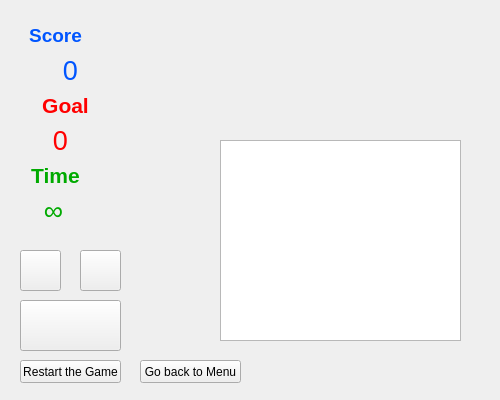
F74036344/2048, file gameview.ui: the form before one commit.
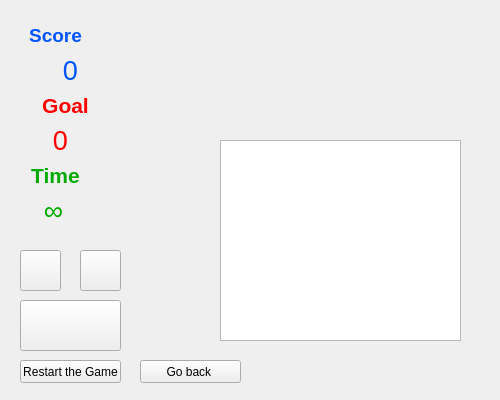
The form after the commit. Icons and pictures are not drawn.

The edit to the form file:
```diff
--- a/gameview.ui
+++ b/gameview.ui
@@ -154,7 +154,11 @@
     </rect>
    </property>
    <property name="text">
-    <string>Go back to Menu</string>
+    <string>Go back </string>
+   </property>
+   <property name="icon">
+    <iconset resource="myresource.qrc">
+     <normaloff>:/images/resource/goBack.png</normaloff>:/images/resource/goBack.png</iconset>
    </property>
   </widget>
   <widget class="QPushButton" name="pushButton_quiet">
```
Left out of the diff: 10 changed lines with no effect on the pictures.
